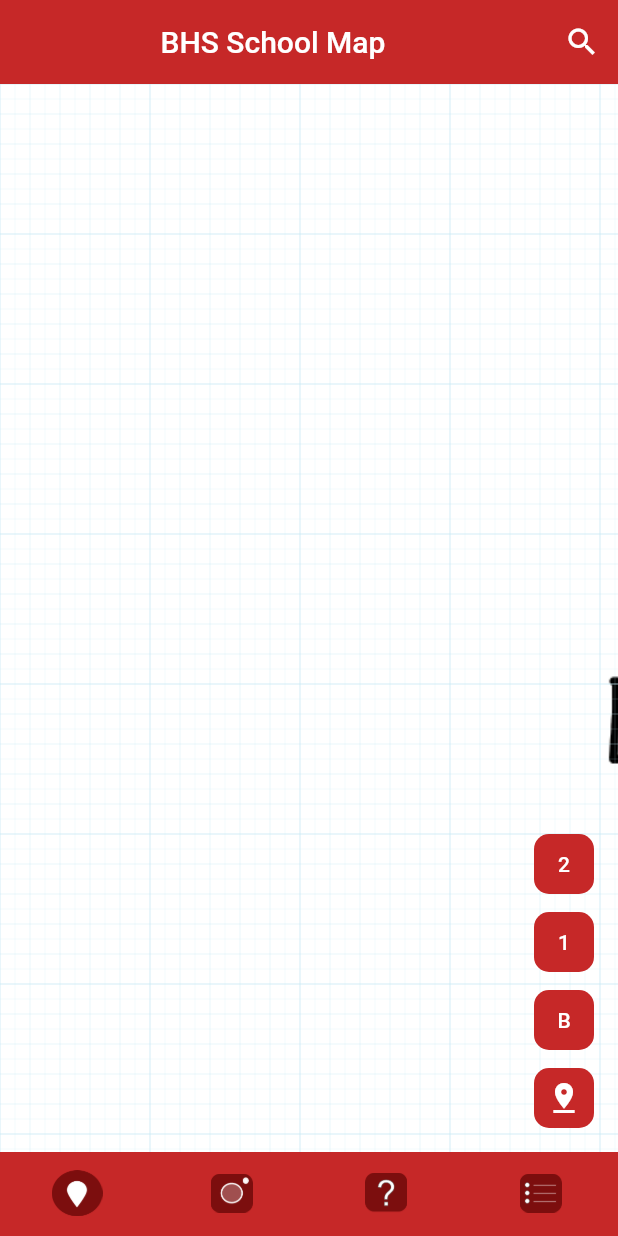
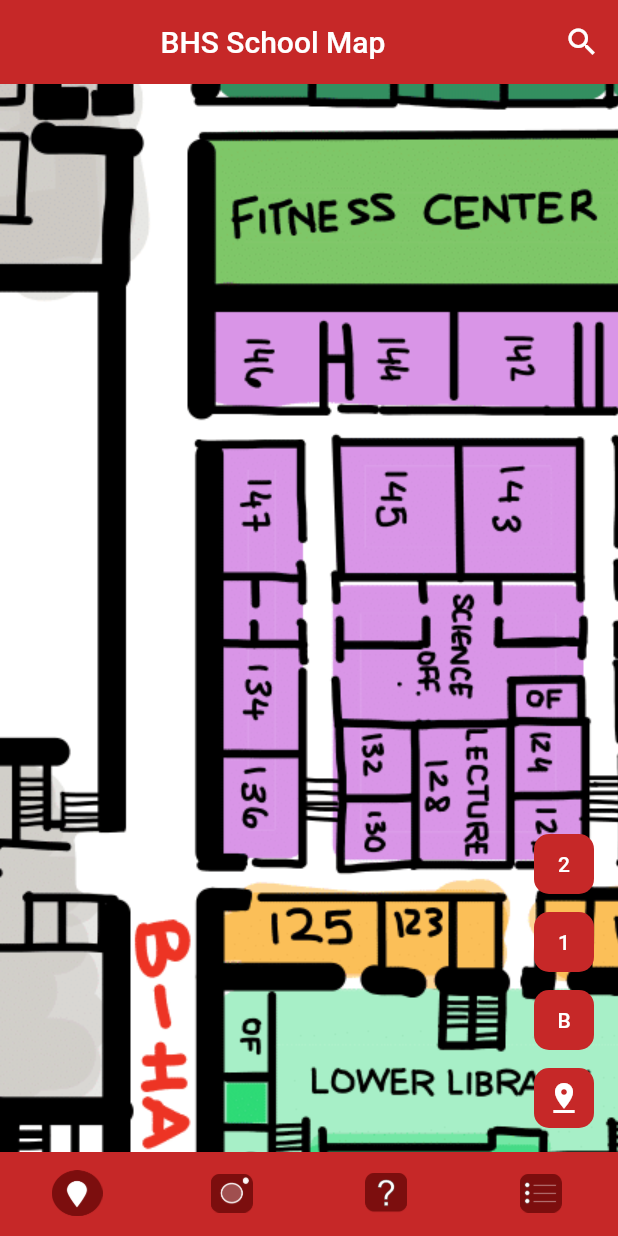
Before and after one commit to Nigel-Karunaratne/BHS_CompanionApp, a Flutter app: the screen it shows after launch, on a phone screen of 412 x 824 dp. Run offline on Flutter 3.47's test engine with Material 2 defaults, Android fonts, the light colour scheme and no system bars; our stand-ins replace flutter_native_splash; missing offline and left inert: mobile_scanner.

Commit message:
Removed certain debug things.

```diff
--- a/lib/models/map_model.dart
+++ b/lib/models/map_model.dart
@@ -6,7 +6,7 @@ import 'package:provider/provider.dart';
 class MapProvider extends ChangeNotifier {
   BuildContext? mapBuildContext;
   int currentFloor = 1;
-  bool showMarkers = true;
+  bool showMarkers = false;
   MapObjectData? qrCodeData;
 
   void showResultsBottomSheet(BuildContext context, MapObjectData data) {
--- a/lib/views/widgets/mapdisplay.dart
+++ b/lib/views/widgets/mapdisplay.dart
@@ -15,7 +15,7 @@ class _MapDisplayState extends State<MapDisplay> {
   final TransformationController _transformationController = TransformationController();
   final bool showIcons = true;
   //! late AnimationController _animationController;
-  //* late Animation<Matrix4> _mapAnimation;
+  //* late Animation<Matrix4> _mapAnimation; //these are only for animating between
 
   @override
   Widget build(BuildContext context) {
@@ -30,11 +30,6 @@ class _MapDisplayState extends State<MapDisplay> {
         boundaryMargin: const EdgeInsets.all(0),
         clipBehavior: Clip.hardEdge,
 
-
-        child: GridPaper(
-          // child: (currentFloor == 1 ?
-          //   (showMarkers ? Floor1StackIcon() : Floor1Stack()) : (showMarkers ? Floor2StackIcon() : Floor2Stack())
-          // ),
         child: Builder(
           builder: (context) {
             switch(currentFloor) {
@@ -48,15 +43,12 @@ class _MapDisplayState extends State<MapDisplay> {
                 return Floor1Stack(showIcons: false);
             }
           }),
-        ),
 
         transformationController: _transformationController,
-
         onInteractionUpdate: (details) {
           //* double correctScaleValue = _transformationController.value.getMaxScaleOnAxis();
           //* print(correctScaleValue);
         },
-
         onInteractionEnd: (details) {
 
         },
@@ -66,6 +58,7 @@ class _MapDisplayState extends State<MapDisplay> {
 
   @override
   void initState() {
+    _transformationController.value.translate(-500.0,-400.0,0.0);
     super.initState();
   }
 
@@ -78,8 +71,6 @@ class _MapDisplayState extends State<MapDisplay> {
   void createAnimation() {
 
   }
-
-
 }
 
 class Floor1Stack extends StatefulWidget {
```
Also changed, not shown: lib/models/qrscanner_model.dart (+20 -19 lines). Lines whose indentation alone changed are shown as unchanged.
